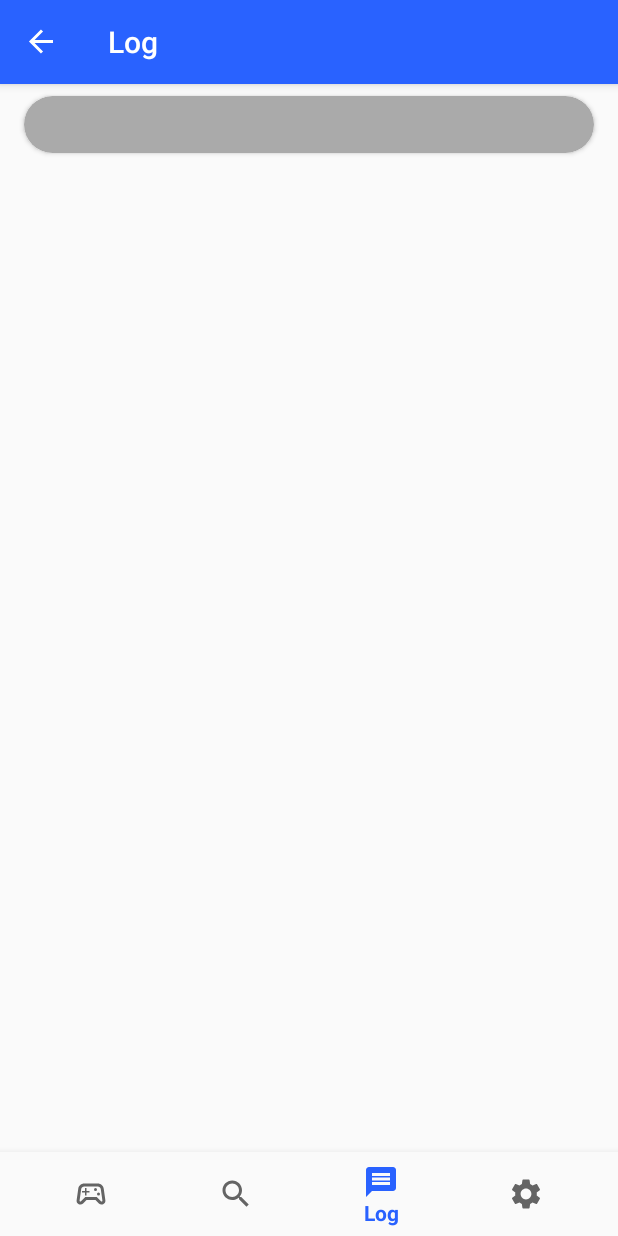
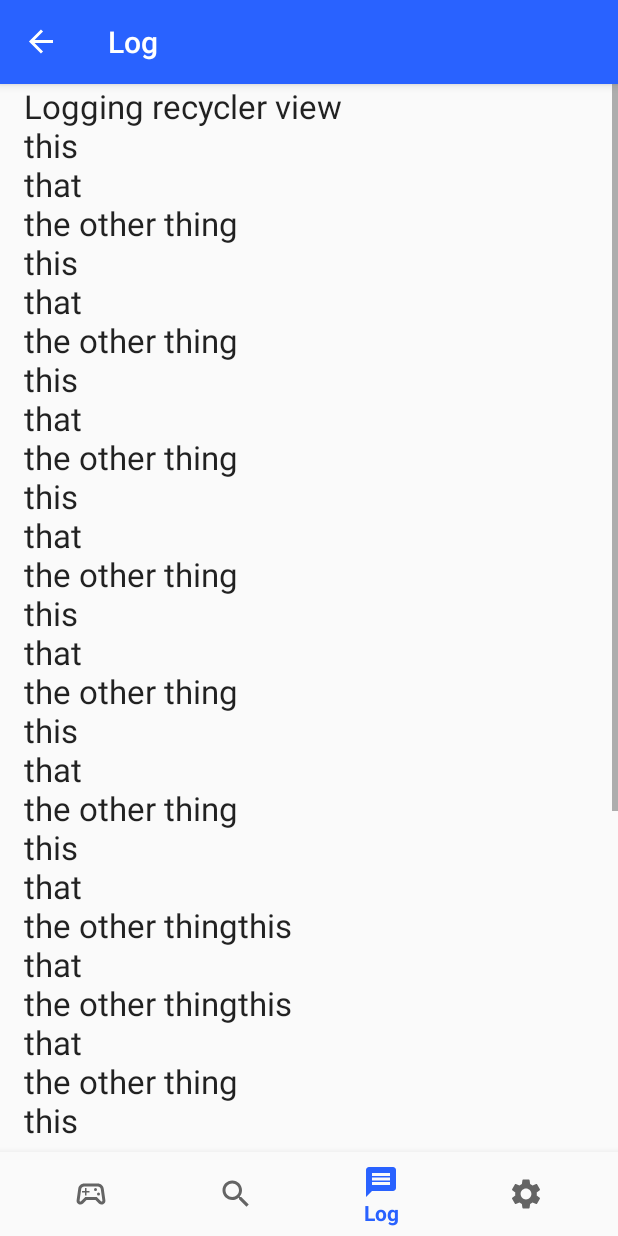
Before and after one commit to jimandreas/GamepadTest, an Android app: the ScanFragment screen opened through its navigation route, item 3 of the bottom bar chosen, on a phone screen of 412 x 824 dp. Run offline under Robolectric (Android 15) with nearby library versions, the phone set to English and light mode, and no system bars; our stand-ins replace data binding, navigation-ui.

Commit message:
Logging adapter

```diff
--- a/app/src/main/java/com/bammellab/gamepadtest/ui/log/LogAdapter.kt
+++ b/app/src/main/java/com/bammellab/gamepadtest/ui/log/LogAdapter.kt
@@ -18,27 +18,22 @@
     private val contextLocal: Context,
     private val logViewModel: LogViewModel,
     private val lifecycleOwner: LifecycleOwner,
-    private val clickHandler: DeviceAdapterOnClickHandler
 ) : RecyclerView.Adapter<DeviceViewHolder>() {
 
-    private var devStringList: List<String> = listOf("FUNKY FUNKY")
+    private var devStringList: List<String> = listOf("")
 
     inner class DeviceViewHolder internal constructor(view: View) : RecyclerView.ViewHolder(view),
         View.OnClickListener {
 
-        val deviceInfoText = view.findViewById<View>(R.id.recycler_device_info_text) as TextView
+        val deviceInfoText = view.findViewById<View>(R.id.logging_textview) as TextView
         override fun onClick(v: View?) {
             TODO("Not yet implemented")
         }
     }
 
-    interface DeviceAdapterOnClickHandler {
-        fun onClick()
-    }
-
     override fun onCreateViewHolder(parent: ViewGroup, viewType: Int): DeviceViewHolder {
         val inflateStuff = LayoutInflater.from(parent.context)
-        val rootView = inflateStuff.inflate(R.layout.list_item, parent, false)
+        val rootView = inflateStuff.inflate(R.layout.fragment_log_list_item, parent, false)
 
         return DeviceViewHolder(rootView)
     }
@@ -46,14 +41,14 @@
     override fun onBindViewHolder(holder: DeviceViewHolder, position: Int) {
         Log.i("DeviceAdapter", "OnBIND")
 
-        logViewModel.devInfoStringArray.observe(lifecycleOwner, {
+        logViewModel.logInfoStringArray.observe(lifecycleOwner, {
             devStringList = it
         })
 
         if (position <= devStringList.size-1) {
             holder.deviceInfoText.text = devStringList[position]
         } else {
-            holder.deviceInfoText.text = contextLocal.getString(R.string.funky)
+            holder.deviceInfoText.text = contextLocal.getString(R.string.empty_list)
         }
     }
 
--- a/app/src/main/java/com/bammellab/gamepadtest/ui/log/LogFragment.kt
+++ b/app/src/main/java/com/bammellab/gamepadtest/ui/log/LogFragment.kt
@@ -21,7 +21,6 @@
     private lateinit var logViewModel: LogViewModel
     private lateinit var binding: FragmentLogBinding
     private lateinit var bcontext: Context
-    private val sourceToString = SourceDataToString()
 
     private lateinit var theRecyclerView: RecyclerView
     private lateinit var logAdapter: LogAdapter
@@ -42,7 +41,7 @@
         binding.viewModel = logViewModel
         bcontext = binding.root.context
 
-        theRecyclerView = binding.recyclerLogThing
+        theRecyclerView = binding.fragmentLogRecyclerView
         val layoutManager = LinearLayoutManager(binding.root.context)
         theRecyclerView.layoutManager = layoutManager
         theRecyclerView.setHasFixedSize(false)
@@ -50,16 +49,16 @@
         logAdapter = LogAdapter(
             binding.root.context,
             logViewModel,
-            this,
-            object : LogAdapter.DeviceAdapterOnClickHandler {
-                override fun onClick() {
-                    Toast.makeText(
-                        activity,
-                        "Recycler view - CardView click",
-                        Toast.LENGTH_SHORT
-                    ).show()
-                }
-            })
+            this )
+//            object : LogAdapter.DeviceAdapterOnClickHandler {
+//                override fun onClick() {
+//                    Toast.makeText(
+//                        activity,
+//                        "Recycler view - CardView click",
+//                        Toast.LENGTH_SHORT
+//                    ).show()
+//                }
+//            })
         theRecyclerView.adapter = logAdapter
 
         return binding.root
--- a/app/src/main/java/com/bammellab/gamepadtest/ui/log/LogViewModel.kt
+++ b/app/src/main/java/com/bammellab/gamepadtest/ui/log/LogViewModel.kt
@@ -7,14 +7,60 @@
 class LogViewModel : ViewModel() {
 
 
-    private val _devInfoStringArray = MutableLiveData<List<String>>().apply {
-        value = listOf("")
+    private val _logInfoStringArray = MutableLiveData<List<String>>().apply {
+        value = listOf(
+            """
+                Logging recycler view
+                this
+                that
+                the other thing
+                this
+                that
+                the other thing
+                this
+                that
+                the other thing
+                this
+                that
+                the other thing
+                this
+                that
+                the other thing
+                this
+                that
+                the other thing
+                this
+                that
+                the other thingthis
+                that
+                the other thingthis
+                that
+                the other thing
+                this
+                that
+                the other thing
+                this
+                that
+                the other thing
+                this
+                that
+                the other thing
+                this
+                that
+                the other thing
+                this
+                that
+                the other thing
+
+
+            """.trimIndent()
+        )
 
     }
-    val devInfoStringArray: LiveData<List<String>> = _devInfoStringArray
+    val logInfoStringArray: LiveData<List<String>> = _logInfoStringArray
 
-    fun updateDevStringArray(devInfo: List<String>) {
-        _devInfoStringArray.value = devInfo
+    fun updateLogInfoStringArray(devInfo: List<String>) {
+        _logInfoStringArray.value = devInfo
     }
 
     // TODO: copy the contents to the clipboard on a long click
--- a/app/src/main/java/com/bammellab/gamepadtest/ui/scan/DeviceAdapter.kt
+++ b/app/src/main/java/com/bammellab/gamepadtest/ui/scan/ScanDeviceAdapter.kt
@@ -11,10 +11,10 @@
 import androidx.lifecycle.LifecycleOwner
 import androidx.recyclerview.widget.RecyclerView
 import com.bammellab.gamepadtest.R
-import com.bammellab.gamepadtest.ui.scan.DeviceAdapter.DeviceViewHolder
+import com.bammellab.gamepadtest.ui.scan.ScanDeviceAdapter.DeviceViewHolder
 
 
-class DeviceAdapter(
+class ScanDeviceAdapter(
     private val contextLocal: Context,
     private val scanViewModel: ScanViewModel,
     private val lifecycleOwner: LifecycleOwner,
@@ -38,7 +38,7 @@
 
     override fun onCreateViewHolder(parent: ViewGroup, viewType: Int): DeviceViewHolder {
         val inflateStuff = LayoutInflater.from(parent.context)
-        val rootView = inflateStuff.inflate(R.layout.list_item, parent, false)
+        val rootView = inflateStuff.inflate(R.layout.fragment_scan_list_item, parent, false)
 
         return DeviceViewHolder(rootView)
     }
--- a/app/src/main/java/com/bammellab/gamepadtest/ui/scan/ScanFragment.kt
+++ b/app/src/main/java/com/bammellab/gamepadtest/ui/scan/ScanFragment.kt
@@ -28,7 +28,7 @@
     private val sourceToString = SourceDataToString()
 
     private lateinit var theRecyclerView: RecyclerView
-    private lateinit var deviceAdapter: DeviceAdapter
+    private lateinit var scanDeviceAdapter: ScanDeviceAdapter
     private lateinit var contextLocal: Context
 
     override fun onCreateView(
@@ -56,11 +56,11 @@
         theRecyclerView.layoutManager = layoutManager
         theRecyclerView.setHasFixedSize(false)
 
-        deviceAdapter = DeviceAdapter(
+        scanDeviceAdapter = ScanDeviceAdapter(
             binding.root.context,
             scanViewModel,
             this,
-            object : DeviceAdapter.DeviceAdapterOnClickHandler {
+            object : ScanDeviceAdapter.DeviceAdapterOnClickHandler {
                 override fun onClick() {
                     Toast.makeText(
                         activity,
@@ -69,7 +69,7 @@
                     ).show()
                 }
             })
-        theRecyclerView.adapter = deviceAdapter
+        theRecyclerView.adapter = scanDeviceAdapter
 
         return binding.root
     }
@@ -87,7 +87,7 @@
         val scanner = BluetoothData(binding.root.context)
         val deviceArray = scanner.assembleDescriptionStrings()
         scanViewModel.updateDevStringArray(deviceArray)
-        deviceAdapter.notifyDataSetChanged()
+        scanDeviceAdapter.notifyDataSetChanged()
     }
 
     override fun onInputDeviceAdded(deviceId: Int) {
--- a/app/src/main/res/layout/fragment_log.xml
+++ b/app/src/main/res/layout/fragment_log.xml
@@ -1,13 +1,12 @@
 <?xml version="1.0" encoding="utf-8"?>
 
-        <layout xmlns:android="http://schemas.android.com/apk/res/android"
-            xmlns:app="http://schemas.android.com/apk/res-auto"
-            >
+<layout xmlns:android="http://schemas.android.com/apk/res/android"
+    xmlns:app="http://schemas.android.com/apk/res-auto">
 
-            <data>
-                <variable
-                    name="viewModel"
-                    type="com.bammellab.gamepadtest.ui.log.LogViewModel" />
+    <data>
+        <variable
+            name="viewModel"
+            type="com.bammellab.gamepadtest.ui.log.LogViewModel" />
     </data>
 
     <ScrollView
@@ -16,7 +15,7 @@
         android:paddingBottom="60dp">
 
         <androidx.recyclerview.widget.RecyclerView
-            android:id="@+id/recycler_log_thing"
+            android:id="@+id/fragment_log_recycler_view"
             android:layout_width="@dimen/recycler_scroll_width"
             android:layout_height="wrap_content"
             android:fadeScrollbars="false"
--- /dev/null
+++ b/app/src/main/res/layout/fragment_log_list_item.xml
@@ -0,0 +1,20 @@
+<?xml version="1.0" encoding="utf-8"?>
+<androidx.constraintlayout.widget.ConstraintLayout
+    xmlns:android="http://schemas.android.com/apk/res/android"
+    xmlns:app="http://schemas.android.com/apk/res-auto"
+    xmlns:tools="http://schemas.android.com/tools"
+    android:layout_width="match_parent"
+    android:layout_height="match_parent">
+
+    <TextView
+        android:id="@+id/logging_textview"
+        android:layout_width="0dp"
+        android:layout_height="wrap_content"
+        android:layout_marginStart="8dp"
+        android:layout_marginEnd="8dp"
+        android:textAppearance="@style/TextAppearance.AppCompat.Large"
+        app:layout_constraintEnd_toEndOf="parent"
+        app:layout_constraintStart_toStartOf="parent"
+        app:layout_constraintTop_toTopOf="parent"
+        tools:text="placeholder text" />
+</androidx.constraintlayout.widget.ConstraintLayout>
--- a/app/src/main/res/values/strings.xml
+++ b/app/src/main/res/values/strings.xml
@@ -88,4 +88,8 @@
     <string name="pref_title_nightmode_summary">Turn on to reduce glare</string>
     <string name="funky">FUNKY CONTROLLER</string>
 
+    <!--  Logging fragment  -->
+
+    <string name="empty_list">EMPTY LIST</string>
+
 </resources>
```
Also changed, not shown: app/src/main/res/layout/fragment_scan_list_item.xml (renamed from app/src/main/res/layout/list_item.xml).
